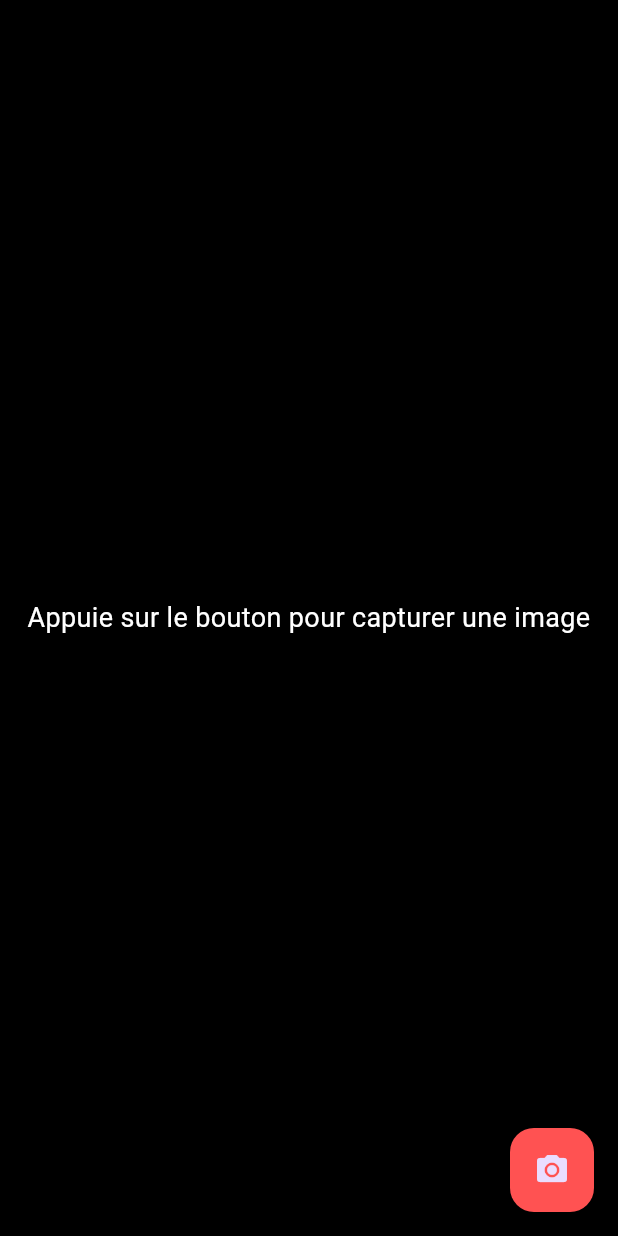
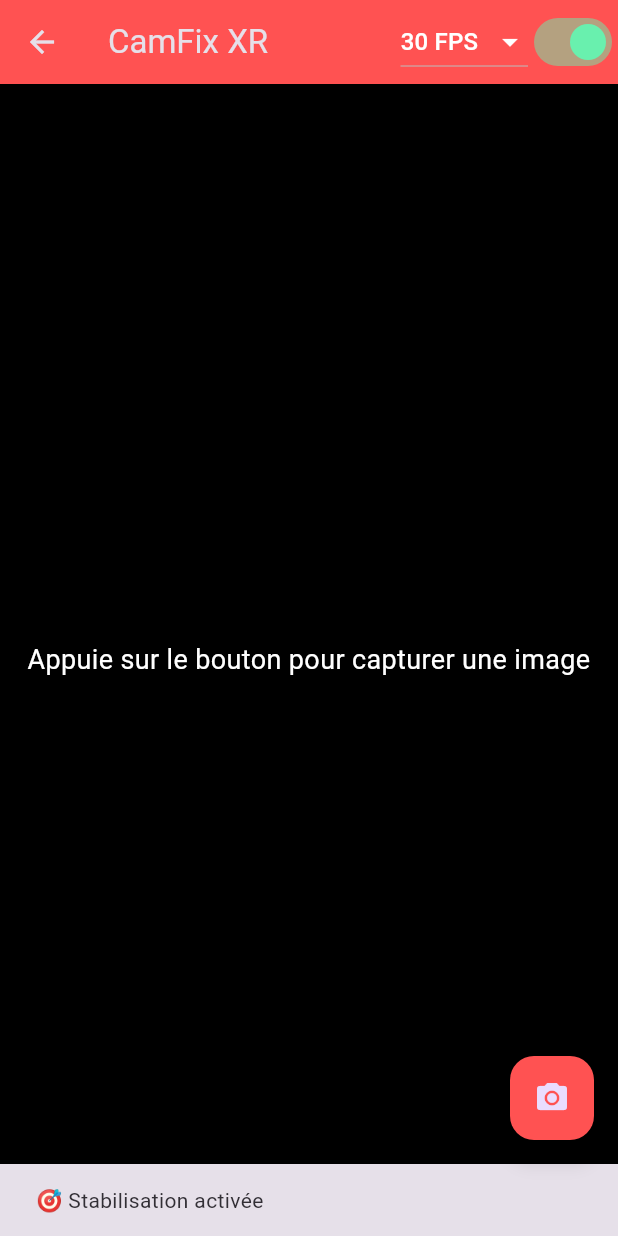
Before and after one commit to her0-00/app_cam_fix, a Flutter app: the screen it shows after launch, after a tap on "Lancer la caméra", on a phone screen of 412 x 824 dp. Run offline on Flutter 3.47's test engine with Material 3 defaults, Android fonts, the light colour scheme and no system bars; our stand-ins replace image_picker; missing offline and left inert: gal.

Commit message:
Ajout de la stabilisation magnétique et sauvegarde dans la galerie 4

```diff
--- a/lib/camera_screen.dart
+++ b/lib/camera_screen.dart
@@ -12,19 +12,36 @@
 
 class _CameraScreenState extends State<CameraScreen> {
   File? _capturedImage;
+  int _selectedFPS = 30;
+  bool _isStabilized = true;
 
   @override
   void initState() {
     super.initState();
-    _configureIOSCamera(); // 🔧 Appel natif iOS
+    _setCameraFPS(_selectedFPS);
+    _setStabilization(_isStabilized);
   }
 
-  Future<void> _configureIOSCamera() async {
+  Future<void> _setCameraFPS(int fps) async {
     const platform = MethodChannel('camfixxr/camera');
     try {
-      await platform.invokeMethod('configureCamera');
+      await platform.invokeMethod('setFPS', {'fps': fps});
+      print('✅ FPS réglé sur $fps');
     } catch (e) {
-      print('Erreur configuration iOS : $e');
+      print('Erreur configuration FPS : $e');
+    }
+  }
+
+  Future<void> _setStabilization(bool enabled) async {
+    const platform = MethodChannel('camfixxr/camera');
+    try {
+      await platform.invokeMethod('setStabilization', {'enabled': enabled});
+      setState(() => _isStabilized = enabled);
+      ScaffoldMessenger.of(context).showSnackBar(
+        SnackBar(content: Text(enabled ? '🎯 Stabilisation activée' : '🚫 Stabilisation désactivée')),
+      );
+    } catch (e) {
+      print('Erreur stabilisation : $e');
     }
   }
 
@@ -62,6 +79,34 @@
   Widget build(BuildContext context) {
     return Scaffold(
       backgroundColor: Colors.black,
+      appBar: AppBar(
+        title: Text('CamFix XR'),
+        backgroundColor: Colors.redAccent,
+        actions: [
+          DropdownButton<int>(
+            value: _selectedFPS,
+            dropdownColor: Colors.black,
+            iconEnabledColor: Colors.white,
+            items:  [15, 30, 60,90,140,180,200,240,280].map((fps) {
+              return DropdownMenuItem(
+                value: fps,
+                child: Text('$fps FPS', style: TextStyle(color: Colors.white)),
+              );
+            }).toList(),
+            onChanged: (fps) {
+              if (fps != null) {
+                setState(() => _selectedFPS = fps);
+                _setCameraFPS(fps);
+              }
+            },
+          ),
+          Switch(
+            value: _isStabilized,
+            onChanged: (value) => _setStabilization(value),
+            activeColor: Colors.greenAccent,
+          ),
+        ],
+      ),
       body: Center(
         child: _capturedImage != null
             ? Image.file(_capturedImage!)
```
Also changed, not shown: 1 other file.
